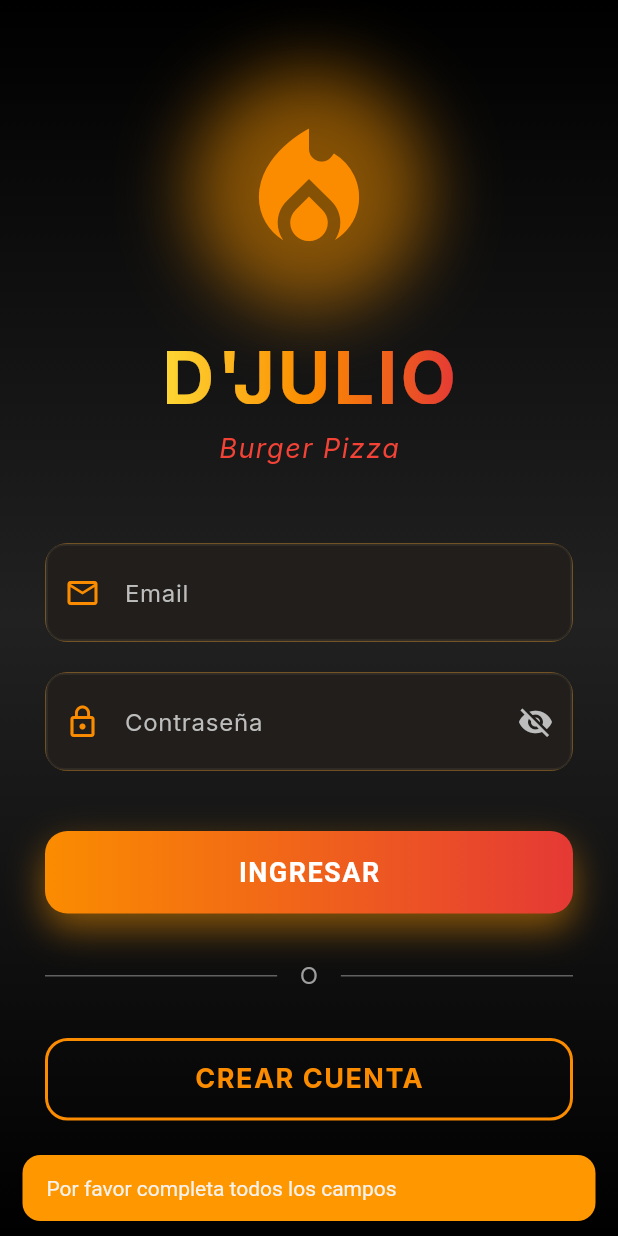
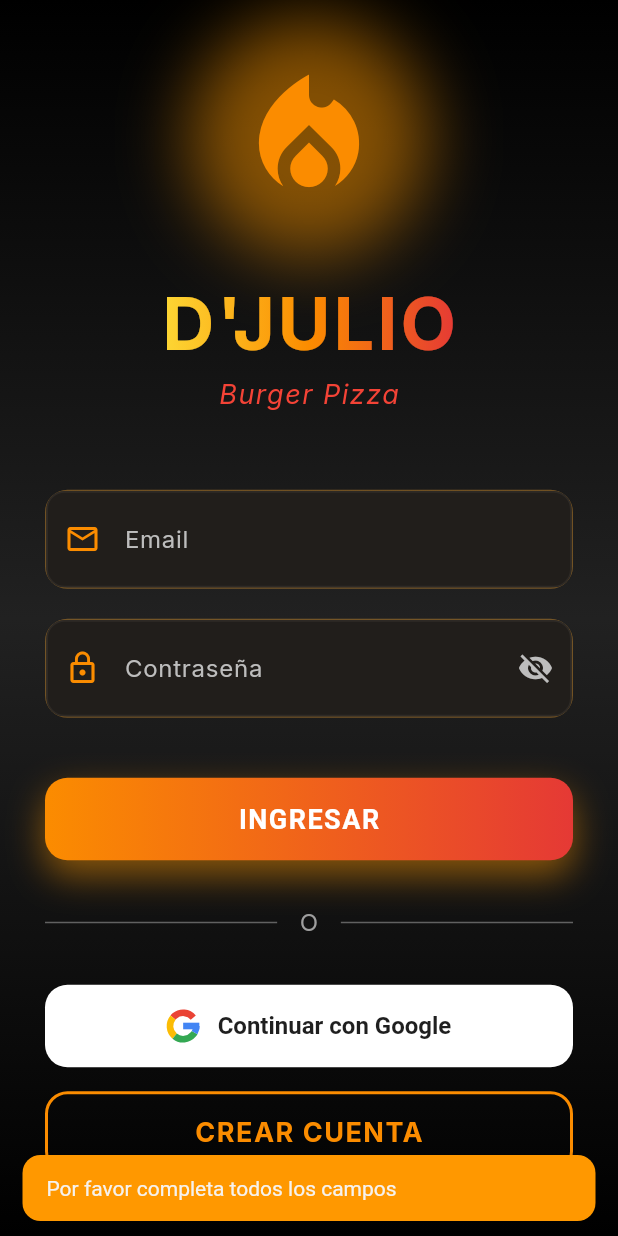
Before and after one commit to Javier06-10/AppJulioBurguer, a Flutter app: the screen it shows after launch, after a tap on "INGRESAR", on a phone screen of 412 x 824 dp. Run offline on Flutter 3.47's test engine with Material 3 defaults, Android fonts, the phone set to English and light mode, and no system bars; our stand-ins replace cloud_firestore, firebase_auth, firebase_core, flutter_map, geolocator, google_fonts and 1 more; accounts and stored records are empty; network calls fail.

Commit message:
Inicio de sesión con Google
- Botón "Continuar con Google" en el login y en crear cuenta.
- En la web usa la ventana de Google; en Android/iOS el flujo nativo de
  Firebase. La primera vez crea el perfil de cliente con nombre y correo.
- Mensajes claros si se bloquea la ventana o el acceso no está activo;
  cerrar la ventana no muestra error.
- Configuración de iOS: GoogleService-Info.plist, iosClientId y esquemas
  de URL para volver a la app.
- Pruebas del botón.

Co-Authored-By: Claude Opus 5.5 <noreply@anthropic.com>

```diff
--- a/lib/pages/login_screen.dart
+++ b/lib/pages/login_screen.dart
@@ -3,6 +3,7 @@ import 'package:flutter_julioburguer/pages/products_screen.dart';
 import 'package:flutter_julioburguer/pages/register_screen.dart';
 import '../services/auth_errors.dart';
 import '../services/auth_service.dart';
+import '../widgets/google_sign_in_button.dart';
 
 class LoginScreen extends StatefulWidget {
   const LoginScreen({super.key});
@@ -284,6 +285,10 @@ class _LoginScreenState extends State<LoginScreen> {
 
                     const SizedBox(height: 30),
 
+                    const GoogleSignInButton(),
+
+                    const SizedBox(height: 16),
+
                     // Botón de crear cuenta
                     Container(
                       width: double.infinity,
--- a/lib/services/auth_errors.dart
+++ b/lib/services/auth_errors.dart
@@ -22,6 +22,13 @@ String authErrorMessage(Object error, {bool registro = false}) {
         return 'Esta cuenta está desactivada';
       case 'too-many-requests':
         return 'Demasiados intentos. Espera unos minutos y vuelve a intentarlo.';
+      case 'popup-blocked':
+        return 'El navegador bloqueó la ventana de Google. Permite las ventanas emergentes e inténtalo otra vez.';
+      case 'account-exists-with-different-credential':
+        return 'Ese correo ya tiene una cuenta. Entra con tu correo y contraseña.';
+      case 'operation-not-allowed':
+      case 'unauthorized-domain':
+        return 'El acceso con Google no está disponible ahora mismo.';
       case 'network-request-failed':
         return 'Sin conexión. Revisa tu internet.';
     }
--- /dev/null
+++ b/lib/widgets/google_sign_in_button.dart
@@ -0,0 +1,131 @@
+import 'package:flutter/material.dart';
+
+import '../services/auth_errors.dart';
+import '../services/auth_service.dart';
+
+/// Botón "Continuar con Google": inicia sesión (o crea la cuenta la primera
+/// vez) y lleva al menú.
+class GoogleSignInButton extends StatefulWidget {
+  /// Para pruebas: permite reemplazar el inicio de sesión real.
+  final Future<bool> Function()? signIn;
+
+  const GoogleSignInButton({super.key, this.signIn});
+
+  @override
+  State<GoogleSignInButton> createState() => _GoogleSignInButtonState();
+}
+
+class _GoogleSignInButtonState extends State<GoogleSignInButton> {
+  bool _loading = false;
+
+  Future<void> _onPressed() async {
+    setState(() => _loading = true);
+    try {
+      final ok = await (widget.signIn ?? AuthService().signInWithGoogle)();
+      if (!mounted || !ok) return;
+      Navigator.of(context).pushNamedAndRemoveUntil('/products', (_) => false);
+    } catch (e) {
+      if (!mounted) return;
+      ScaffoldMessenger.of(context).showSnackBar(
+        SnackBar(
+          content: Text(authErrorMessage(e)),
+          backgroundColor: Colors.red.shade700,
+        ),
+      );
+    } finally {
+      if (mounted) setState(() => _loading = false);
+    }
+  }
+
+  @override
+  Widget build(BuildContext context) {
+    return SizedBox(
+      width: double.infinity,
+      height: 55,
+      child: ElevatedButton(
+        onPressed: _loading ? null : _onPressed,
+        style: ElevatedButton.styleFrom(
+          backgroundColor: Colors.white,
+          foregroundColor: const Color(0xFF1F1F1F),
+          disabledBackgroundColor: Colors.white70,
+          elevation: 0,
+          shape: RoundedRectangleBorder(
+            borderRadius: BorderRadius.circular(15),
+          ),
+        ),
+        child: _loading
+            ? const SizedBox(
+                width: 24,
+                height: 24,
+                child: CircularProgressIndicator(
+                  strokeWidth: 3,
+                  color: Color(0xFF1F1F1F),
+                ),
+              )
+            : const Row(
+                mainAxisAlignment: MainAxisAlignment.center,
+                children: [
+                  _GoogleLogo(),
+                  SizedBox(width: 12),
+                  Text(
+                    'Continuar con Google',
+                    style: TextStyle(fontSize: 16, fontWeight: FontWeight.w600),
+                  ),
+                ],
+              ),
+      ),
+    );
+  }
+}
+
+/// La "G" de Google dibujada con sus cuatro colores.
+class _GoogleLogo extends StatelessWidget {
+  const _GoogleLogo();
+
+  @override
+  Widget build(BuildContext context) {
+    return const SizedBox(
+      width: 22,
+      height: 22,
+      child: CustomPaint(painter: _GoogleLogoPainter()),
+    );
+  }
+}
+
+class _GoogleLogoPainter extends CustomPainter {
+  const _GoogleLogoPainter();
+
+  @override
+  void paint(Canvas canvas, Size size) {
+    final stroke = size.width * 0.2;
+    final rect = Rect.fromCircle(
+      center: size.center(Offset.zero),
+      radius: (size.width - stroke) / 2,
+    );
+    Paint arc(Color c) => Paint()
+      ..color = c
+      ..style = PaintingStyle.stroke
+      ..strokeWidth = stroke;
+
+    const deg = 3.1415926535 / 180;
+    canvas.drawArc(rect, -40 * deg, -100 * deg, false, arc(const Color(0xFFEA4335)));
+    canvas.drawArc(rect, -140 * deg, -90 * deg, false, arc(const Color(0xFFFBBC05)));
+    canvas.drawArc(rect, 130 * deg, -100 * deg, false, arc(const Color(0xFF34A853)));
+    canvas.drawArc(rect, 30 * deg, -30 * deg, false, arc(const Color(0xFF4285F4)));
+
+    // Barra horizontal de la G
+    final bar = Paint()..color = const Color(0xFF4285F4);
+    canvas.drawRect(
+      Rect.fromLTWH(
+        size.width / 2,
+        size.height / 2 - stroke / 2,
+        size.width / 2 - stroke * 0.05,
+        stroke,
+      ),
+      bar,
+    );
+  }
+
+  @override
+  bool shouldRepaint(covariant CustomPainter oldDelegate) => false;
+}
```
Also changed, not shown: lib/pages/register_screen.dart (+21 -0 lines), lib/services/auth_service.dart (+46 -0 lines), lib/firebase_options.dart, 3 other files.
